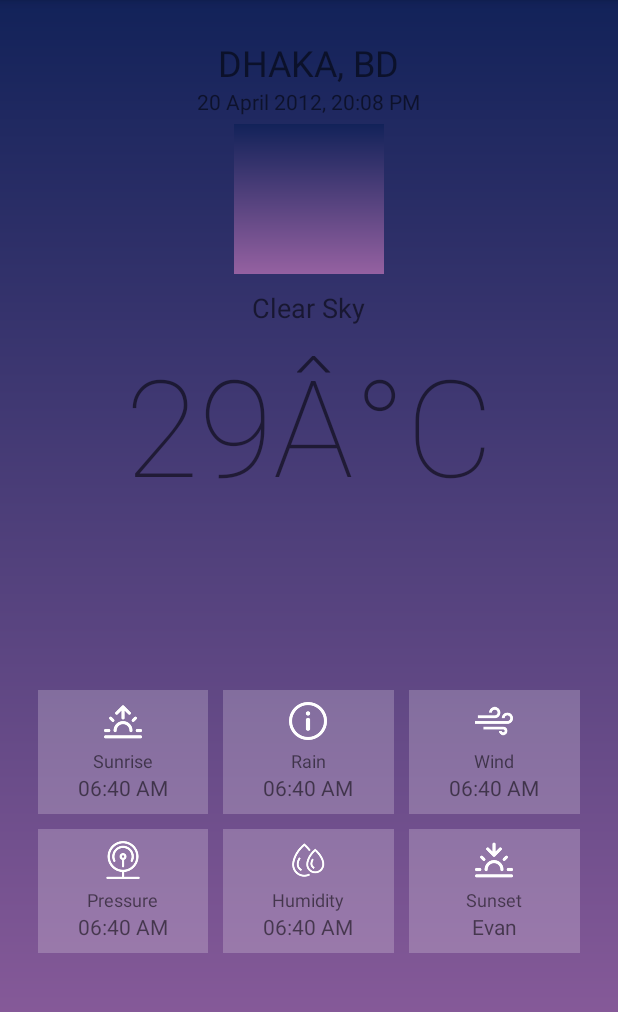
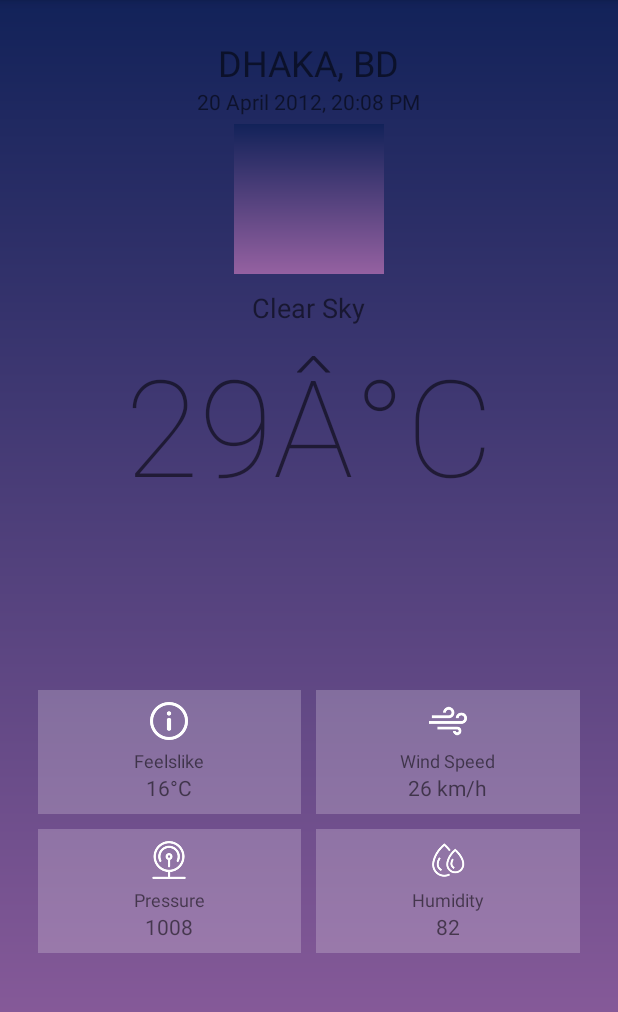
Before and after one commit to ozgursarki/WeatherApp, an Android app: the fragment CityWeatherFragment placed in its activity, on a phone screen of 412 x 824 dp, the part 84-1096 px from its top. Run offline under Robolectric (Android 15) with nearby library versions, the phone set to English and light mode, and no system bars; our stand-ins replace Dagger/Hilt's generated code; 3 statements that could not run were skipped.

Commit message:
Weather detail screen editing

```diff
--- a/app/src/main/java/com/ozgursarki/weatherapp/ui/screen/detail/CityWeatherFragment.kt
+++ b/app/src/main/java/com/ozgursarki/weatherapp/ui/screen/detail/CityWeatherFragment.kt
@@ -27,7 +27,7 @@ class CityWeatherFragment : Fragment() {
         inflater: LayoutInflater, container: ViewGroup?,
         savedInstanceState: Bundle?
     ): View {
-        binding = FragmentCityWeatherBinding.inflate(inflater,container,false)
+        binding = FragmentCityWeatherBinding.inflate(inflater, container, false)
         return binding.root
     }
 
@@ -37,16 +37,18 @@ class CityWeatherFragment : Fragment() {
         val cityItem = args.cityItem
         viewModel.weatherInfo.observe(viewLifecycleOwner) { cityInfo ->
             binding.apply {
-                address.text = cityInfo.location.name
-                updatedAt.text = cityInfo.location.timezone_id
+                address.text = cityInfo.request.query
+                updatedAt.text = cityInfo.location.localtime
+                weatherIcon.loadSvgOrOther(cityInfo.current.weather_icons[0])
+                status.text = cityInfo.current.weather_descriptions[0]
+                temp.text = "${cityInfo.current.temperature}°C"
+                weatherFeelslike.text = "${cityInfo.current.feelslike}°C"
+                windSpeed.text = cityInfo.current.wind_speed.toString()
                 pressure.text = cityInfo.current.pressure.toString()
-                temp.text = "${cityInfo.current.temperature}°C"
-                wind.text = cityInfo.current.wind_speed.toString()
                 humidity.text = cityInfo.current.humidity.toString()
-                weatherDesc.text = cityInfo.current.weather_descriptions.toString()
-                name.text = cityInfo.location.name
-                weatherCode.text = cityInfo.current.weather_code.toString()
-                weatherIcon.loadSvgOrOther(cityInfo.current.weather_icons[0])
+
+
+
 
             }
         }
--- a/app/src/main/java/com/ozgursarki/weatherapp/ui/screen/country/SplashFragment.kt
+++ b/app/src/main/java/com/ozgursarki/weatherapp/ui/screen/splash/SplashFragment.kt
@@ -1,4 +1,4 @@
-package com.ozgursarki.weatherapp.ui.screen.country
+package com.ozgursarki.weatherapp.ui.screen.splash
 
 import android.os.Bundle
 import android.view.LayoutInflater
@@ -6,7 +6,6 @@ import android.view.View
 import android.view.ViewGroup
 import androidx.fragment.app.Fragment
 import androidx.navigation.fragment.findNavController
-import com.ozgursarki.weatherapp.R
 import com.ozgursarki.weatherapp.databinding.FragmentSplashBinding
 import dagger.hilt.android.AndroidEntryPoint
 
--- a/app/src/main/res/layout/fragment_city_weather.xml
+++ b/app/src/main/res/layout/fragment_city_weather.xml
@@ -96,44 +96,9 @@
             android:layout_width="match_parent"
             android:layout_height="wrap_content"
             android:orientation="horizontal"
-            android:weightSum="3">
+            android:weightSum="2">
 
-            <LinearLayout
-                android:layout_width="0dp"
-                android:layout_height="wrap_content"
-                android:orientation="vertical"
-                android:layout_weight="1"
-                android:gravity="center"
-                android:padding="8dp"
-                android:background="#3CF1EBF1">
 
-                <ImageView
-                    android:layout_width="25dp"
-                    android:layout_height="25dp"
-                    android:src="@drawable/sunrise"
-                    app:tint="#FFFFFF" />
-
-                <Space
-                    android:layout_width="wrap_content"
-                    android:layout_height="5dp" />
-
-                <TextView
-                    android:layout_width="wrap_content"
-                    android:layout_height="wrap_content"
-                    android:textSize="12dp"
-                    android:text="Sunrise" />
-
-                <TextView
-                    android:id="@+id/name"
-                    android:layout_width="wrap_content"
-                    android:layout_height="wrap_content"
-                    android:textSize="14dp"
-                    android:text="06:40 AM" />
-            </LinearLayout>
-
-            <Space
-                android:layout_width="10dp"
-                android:layout_height="wrap_content" />
 
             <LinearLayout
                 android:layout_width="0dp"
@@ -159,14 +124,14 @@
                     android:layout_height="wrap_content"
                     android:lines="1"
                     android:textSize="12dp"
-                    android:text="Rain" />
+                    android:text="Feelslike" />
 
                 <TextView
-                    android:id="@+id/weatherDesc"
+                    android:id="@+id/weatherFeelslike"
                     android:layout_width="wrap_content"
                     android:layout_height="wrap_content"
                     android:textSize="14dp"
-                    android:text="06:40 AM" />
+                    android:text="16°C" />
             </LinearLayout>
 
             <Space
@@ -176,11 +141,11 @@
             <LinearLayout
                 android:layout_width="0dp"
                 android:layout_height="wrap_content"
+                android:layout_weight="1"
+                android:background="#3CF1EBF1"
+                android:gravity="center"
                 android:orientation="vertical"
-                android:layout_weight="1"
-                android:gravity="center"
-                android:padding="8dp"
-                android:background="#3CF1EBF1">
+                android:padding="8dp">
 
                 <ImageView
                     android:layout_width="25dp"
@@ -195,15 +160,15 @@
                 <TextView
                     android:layout_width="wrap_content"
                     android:layout_height="wrap_content"
-                    android:textSize="12dp"
-                    android:text="Wind" />
+                    android:text="Wind Speed"
+                    android:textSize="12dp" />
 
                 <TextView
-                    android:id="@+id/wind"
+                    android:id="@+id/windSpeed"
                     android:layout_width="wrap_content"
                     android:layout_height="wrap_content"
-                    android:textSize="14dp"
-                    android:text="06:40 AM" />
+                    android:text="26 km/h"
+                    android:textSize="14dp" />
             </LinearLayout>
         </LinearLayout>
 
@@ -215,7 +180,7 @@
             android:layout_width="match_parent"
             android:layout_height="wrap_content"
             android:orientation="horizontal"
-            android:weightSum="3">
+            android:weightSum="2">
 
             <LinearLayout
                 android:layout_width="0dp"
@@ -247,7 +212,7 @@
                     android:layout_width="wrap_content"
                     android:layout_height="wrap_content"
                     android:textSize="14dp"
-                    android:text="06:40 AM" />
+                    android:text="1008" />
             </LinearLayout>
 
             <Space
@@ -284,45 +249,11 @@
                     android:layout_width="wrap_content"
                     android:layout_height="wrap_content"
                     android:textSize="14dp"
-                    android:text="06:40 AM" />
+                    android:text="82" />
             </LinearLayout>
 
-            <Space
-                android:layout_width="10dp"
-                android:layout_height="wrap_content" />
 
-            <LinearLayout
-                android:layout_width="0dp"
-                android:layout_height="wrap_content"
-                android:orientation="vertical"
-                android:layout_weight="1"
-                android:gravity="center"
-                android:padding="8dp"
-                android:background="#3CF1EBF1">
 
-                <ImageView
-                    android:layout_width="25dp"
-                    android:layout_height="25dp"
-                    android:src="@drawable/sunset"
-                    app:tint="#FFFFFF" />
-
-                <Space
-                    android:layout_width="wrap_content"
-                    android:layout_height="5dp" />
-
-                <TextView
-                    android:layout_width="wrap_content"
-                    android:layout_height="wrap_content"
-                    android:textSize="12dp"
-                    android:text="Sunset" />
-
-                <TextView
-                    android:id="@+id/weatherCode"
-                    android:layout_width="wrap_content"
-                    android:layout_height="wrap_content"
-                    android:textSize="14dp"
-                    android:text="Evan" />
-            </LinearLayout>
         </LinearLayout>
     </LinearLayout>
 </androidx.constraintlayout.widget.ConstraintLayout>
--- a/app/src/main/res/navigation/nav_graph.xml
+++ b/app/src/main/res/navigation/nav_graph.xml
@@ -7,7 +7,7 @@
 
     <fragment
         android:id="@+id/splashFragment"
-        android:name="com.ozgursarki.weatherapp.ui.screen.country.SplashFragment"
+        android:name="com.ozgursarki.weatherapp.ui.screen.splash.SplashFragment"
         android:label="SplashFragment">
         <action
             android:id="@+id/action_splashFragment_to_citiesFragment"
```
